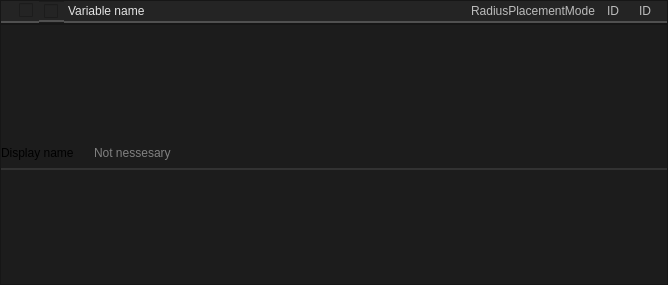
Before: the Qt Designer form smartprop_editor/variable_frame.ui in dertwist/Hammer5Tools, drawn with Qt 5.
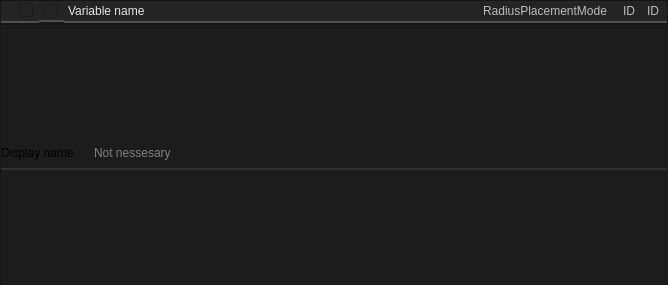
After: the same form once the commit is applied. Icons and pictures are not drawn.

Commit message: [SmartPropEditor] Set label on load file, and fixed bug with missing id key

Patch:
```diff
--- a/smartprop_editor/variable_frame.ui
+++ b/smartprop_editor/variable_frame.ui
@@ -238,7 +238,7 @@
        <widget class="QLineEdit" name="variable_class">
         <property name="maximumSize">
          <size>
-          <width>136</width>
+          <width>140</width>
           <height>16777215</height>
          </size>
         </property>
@@ -283,7 +283,7 @@
        <widget class="QLineEdit" name="id_display_label">
         <property name="maximumSize">
          <size>
-          <width>32</width>
+          <width>24</width>
           <height>16777215</height>
          </size>
         </property>
@@ -328,7 +328,7 @@
        <widget class="QLineEdit" name="id_display">
         <property name="maximumSize">
          <size>
-          <width>32</width>
+          <width>24</width>
           <height>16777215</height>
          </size>
         </property>
```
The commit also changes 5 other files.
